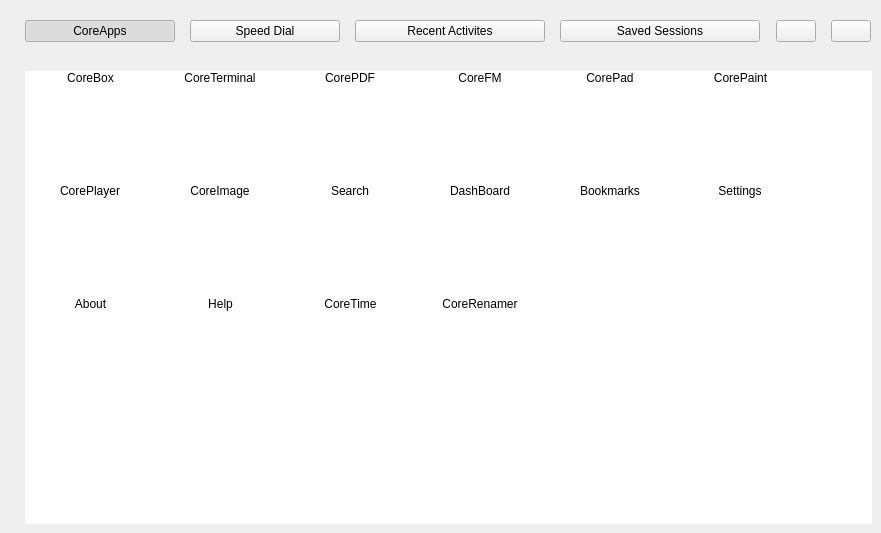
rahmanshaber/corebox, file app/start/start.ui: the form before one commit.
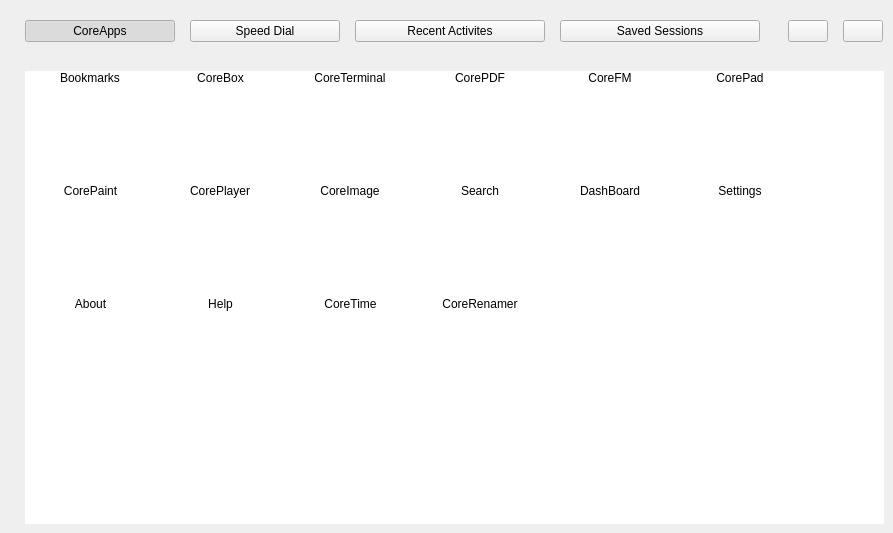
The form after the commit. Icons and pictures are not drawn. Custom widgets are drawn as their Qt base class.

```diff
--- a/app/start/start.ui
+++ b/app/start/start.ui
@@ -6,7 +6,7 @@
    <rect>
     <x>0</x>
     <y>0</y>
-    <width>881</width>
+    <width>893</width>
     <height>533</height>
    </rect>
   </property>
@@ -309,6 +309,15 @@
          <property name="sortingEnabled">
           <bool>false</bool>
          </property>
+         <item>
+          <property name="text">
+           <string>Bookmarks</string>
+          </property>
+          <property name="icon">
+           <iconset resource="../icons.qrc">
+            <normaloff>:/app/icons/app-icons/Bookmarks.svg</normaloff>:/app/icons/app-icons/Bookmarks.svg</iconset>
+          </property>
+         </item>
          <item>
           <property name="text">
            <string>CoreBox</string>
@@ -396,16 +405,7 @@
           </property>
           <property name="icon">
            <iconset resource="../icons.qrc">
-            <normaloff>:/icons/DashBoard.svg</normaloff>:/icons/DashBoard.svg</iconset>
-          </property>
-         </item>
-         <item>
-          <property name="text">
-           <string>Bookmarks</string>
-          </property>
-          <property name="icon">
-           <iconset resource="../icons.qrc">
-            <normaloff>:/icons/Bookmarks.svg</normaloff>:/icons/Bookmarks.svg</iconset>
+            <normaloff>:/app/icons/app-icons/DashBoard.svg</normaloff>:/app/icons/app-icons/DashBoard.svg</iconset>
           </property>
          </item>
          <item>
```
Left out of the diff: 34 changed lines with no effect on the pictures.
